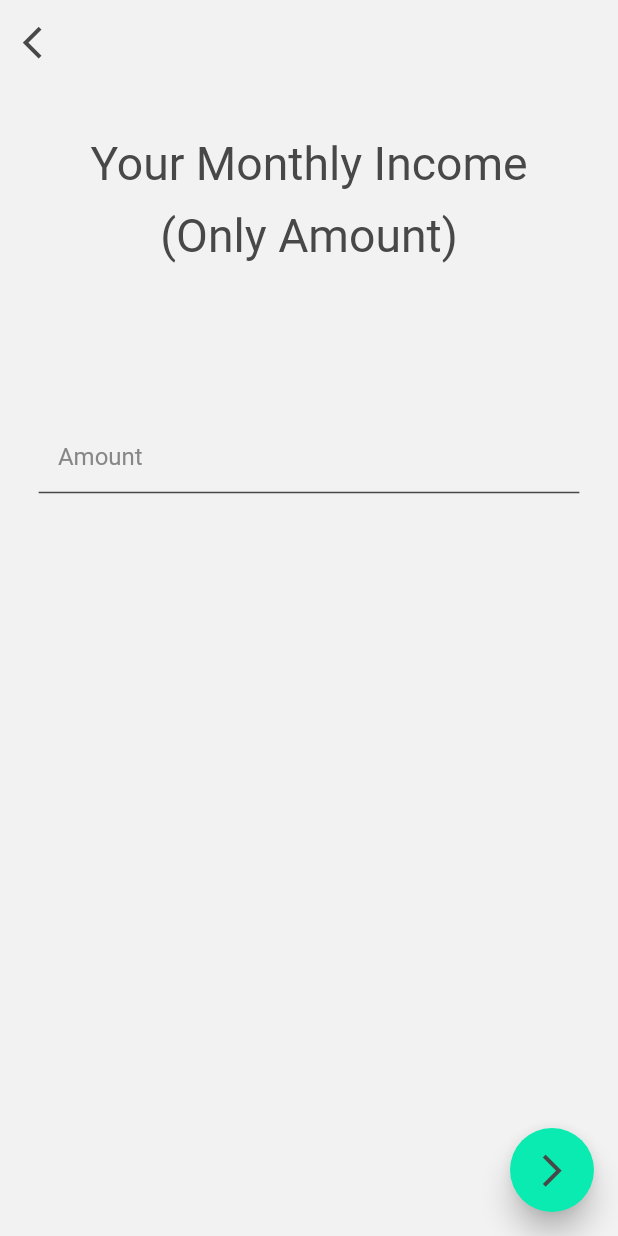
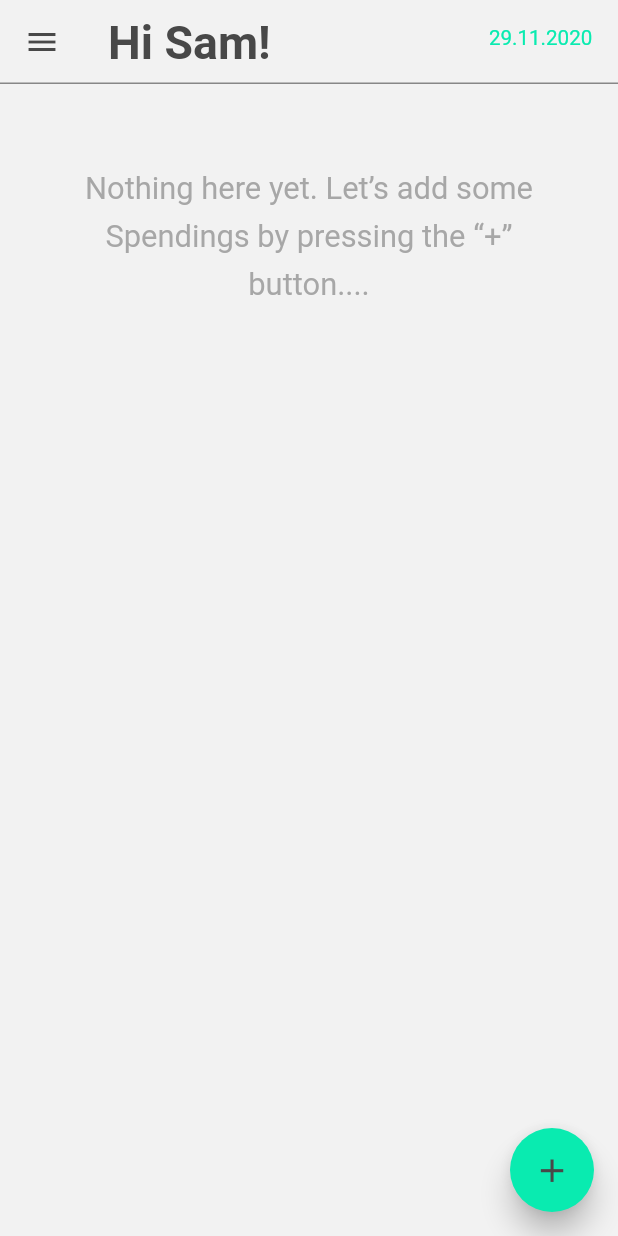
Before and after one commit to Sam21-39/Spend-Analytics, a Flutter app: the Amount screen opened directly, after a tap on the "arrow forward ios" icon, on a phone screen of 412 x 824 dp. Run offline on Flutter 3.47's test engine with Material 2 defaults, Android fonts, the phone set to English and light mode, and no system bars; our stand-ins replace flutter_screenutil, flutter_svg.

Commit message:
main dashboard updated

```diff
--- a/spend_analytics/lib/Screens/MainDashboard/main_dashboard.dart
+++ b/spend_analytics/lib/Screens/MainDashboard/main_dashboard.dart
@@ -0,0 +1,108 @@
+import 'package:flutter/material.dart';
+import 'package:flutter_svg/flutter_svg.dart';
+import 'package:spend_analytics/UI/uicolors.dart';
+import 'package:spend_analytics/UI/uitext.dart';
+import 'package:spend_analytics/Utils/display_utils.dart';
+
+class MainDashboard extends StatefulWidget {
+  @override
+  _MainDashboardState createState() => _MainDashboardState();
+}
+
+class _MainDashboardState extends State<MainDashboard> {
+  String today = DateTime.now().day.toString() +
+      "." +
+      DateTime.now().month.toString() +
+      "." +
+      DateTime.now().year.toString();
+
+  DateTime date = DateTime.now();
+  @override
+  Widget build(BuildContext context) {
+    return Material(
+      type: MaterialType.canvas,
+      child: SafeArea(
+        child: Scaffold(
+          appBar: AppBar(
+            title: Text(
+              'Hi Sam!',
+              style: UiText.headerText,
+            ),
+            actions: [
+              Padding(
+                padding: EdgeInsets.all(
+                  setScreenUtill(20.0),
+                ),
+                child: Text(
+                  '$today',
+                  style: UiText.normalText.copyWith(
+                    color: UiColors.primary,
+                  ),
+                ),
+              ),
+            ],
+            shape: Border(
+              bottom: BorderSide(
+                color: UiColors.darkGrey,
+              ),
+            ),
+          ),
+          drawer: Drawer(
+            elevation: 10.0,
+            child: ListView(
+              children: [
+                DrawerHeader(
+                  decoration: BoxDecoration(
+                    border: Border(
+                      bottom: BorderSide(
+                        color: UiColors.darkGrey,
+                      ),
+                    ),
+                  ),
+                  child: Container(
+                    margin: EdgeInsets.all(
+                      setScreenUtill(10.0),
+                    ),
+                    child: SvgPicture.asset("assets/images/sp_logo.svg"),
+                  ),
+                )
+              ],
+            ),
+          ),
+          backgroundColor: UiColors.background,
+          body: ListView.builder(
+            itemCount: 1,
+            itemBuilder: (context, index) {
+              return Column(
+                children: [
+                  Container(
+                    padding: EdgeInsets.all(
+                      setScreenUtill(60.0),
+                    ),
+                    child: Text(
+                      'Nothing here yet. Let’s add some Spendings by pressing the “+” button....',
+                      style: UiText.subtitleText.copyWith(
+                        color: UiColors.darkGrey.withOpacity(0.7),
+                      ),
+                      textAlign: TextAlign.center,
+                    ),
+                  ),
+                ],
+              );
+            },
+          ),
+          floatingActionButton: FloatingActionButton(
+            onPressed: () {},
+            elevation: 8.0,
+            child: Icon(
+              Icons.add,
+              color: UiColors.black,
+              size: setScreenUtill(30.0),
+            ),
+            backgroundColor: UiColors.primary,
+          ),
+        ),
+      ),
+    );
+  }
+}
--- a/spend_analytics/lib/Screens/Onboarding/amount.dart
+++ b/spend_analytics/lib/Screens/Onboarding/amount.dart
@@ -1,4 +1,5 @@
 import 'package:flutter/material.dart';
+import 'package:spend_analytics/Screens/MainDashboard/main_dashboard.dart';
 import 'package:spend_analytics/UI/uicolors.dart';
 import 'package:spend_analytics/UI/uitext.dart';
 import 'package:spend_analytics/Utils/display_utils.dart';
@@ -81,7 +82,12 @@ class _AmountState extends State<Amount> {
           ],
         ),
         floatingActionButton: FloatingActionButton(
-          onPressed: () {},
+          onPressed: () => Navigator.of(context).pushAndRemoveUntil(
+            MaterialPageRoute(
+              builder: (context) => MainDashboard(),
+            ),
+            (_) => false,
+          ),
           elevation: 8.0,
           child: Icon(
             Icons.arrow_forward_ios,
--- a/spend_analytics/lib/UI/uitext.dart
+++ b/spend_analytics/lib/UI/uitext.dart
@@ -20,4 +20,9 @@ class UiText {
     color: UiColors.black,
     fontSize: setScreenUtill(18.0),
   );
+
+  static final normalText = TextStyle(
+    color: UiColors.black,
+    fontSize: setScreenUtill(16.0),
+  );
 }
--- a/spend_analytics/lib/Widgets/button.dart
+++ b/spend_analytics/lib/Widgets/button.dart
@@ -35,7 +35,7 @@ class _ButtonState extends State<Button> {
         shape: RoundedRectangleBorder(
           borderRadius: BorderRadius.circular(20.0),
         ),
-        elevation: 8.0,
+        elevation: 10.0,
         color: UiColors.primary,
         textColor: UiColors.black,
       ),
```
